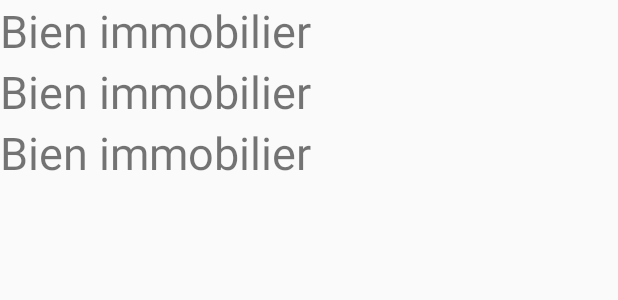
After one commit to zavekl/RealEstateManagerP9, an Android app: the layout main_activity.xml on its own in the app's theme, with its tools: preview values and no code run, on a phone screen of 412 x 824 dp. The commit adds this screen. Shown: the top 300 px of the screen. Run offline under Robolectric (Android 15) with nearby library versions, the phone set to English and light mode, and no system bars.

Commit message:
Add  the start of recyclerview feature with RealEstate class

```diff
--- a/app/build.gradle
+++ b/app/build.gradle
@@ -22,6 +22,7 @@ dependencies {
     implementation fileTree(dir: 'libs', include: ['*.jar'])
     implementation 'androidx.appcompat:appcompat:1.2.0'
     implementation 'androidx.constraintlayout:constraintlayout:2.0.4'
+    implementation 'androidx.recyclerview:recyclerview:1.1.0'
     testImplementation 'junit:junit:4.13.1'
     androidTestImplementation 'androidx.test.ext:junit:1.1.2'
     androidTestImplementation 'androidx.test.espresso:espresso-core:3.3.0'
--- /dev/null
+++ b/app/src/main/res/layout/main_activity.xml
@@ -0,0 +1,18 @@
+<?xml version="1.0" encoding="utf-8"?>
+<androidx.constraintlayout.widget.ConstraintLayout xmlns:android="http://schemas.android.com/apk/res/android"
+    xmlns:app="http://schemas.android.com/apk/res-auto"
+    xmlns:tools="http://schemas.android.com/tools"
+    android:layout_width="match_parent"
+    android:layout_height="match_parent">
+
+    <androidx.recyclerview.widget.RecyclerView
+        android:id="@+id/rv_real_estate"
+        android:name="com.brice_corp.realestatemanager.MainActivity"
+        android:layout_width="match_parent"
+        android:layout_height="match_parent"
+        app:layoutManager="LinearLayoutManager"
+        app:layout_constraintTop_toBottomOf="parent"
+        app:layout_constraintTop_toTopOf="parent"
+        tools:context=".MainActivity"
+        tools:listitem="@layout/rv_item_real_estate" />
+</androidx.constraintlayout.widget.ConstraintLayout>
--- /dev/null
+++ b/app/src/main/res/layout/rv_item_real_estate.xml
@@ -0,0 +1,17 @@
+<?xml version="1.0" encoding="utf-8"?>
+<androidx.constraintlayout.widget.ConstraintLayout xmlns:android="http://schemas.android.com/apk/res/android"
+    xmlns:app="http://schemas.android.com/apk/res-auto"
+    android:id="@+id/item_real_estate"
+    android:layout_width="match_parent"
+    android:layout_height="wrap_content"
+    android:orientation="vertical">
+
+    <TextView
+        android:id="@+id/item_type"
+        android:layout_width="match_parent"
+        android:layout_height="wrap_content"
+        android:text="Bien immobilier"
+        android:textSize="30sp"
+        app:layout_constraintTop_toTopOf="parent" />
+
+</androidx.constraintlayout.widget.ConstraintLayout>
```
Also changed, not shown: app/src/main/java/com/openclassrooms/realestatemanager/ListRealEstateRVAdapter.java (added, +59 -0 lines), app/src/main/java/com/openclassrooms/realestatemanager/MainActivity.java (+13 -26 lines), app/src/main/java/com/openclassrooms/realestatemanager/RealEstate.java (added, +122 -0 lines), app/src/main/res/layout/activity_main.xml (deleted, +0 -38 lines).
